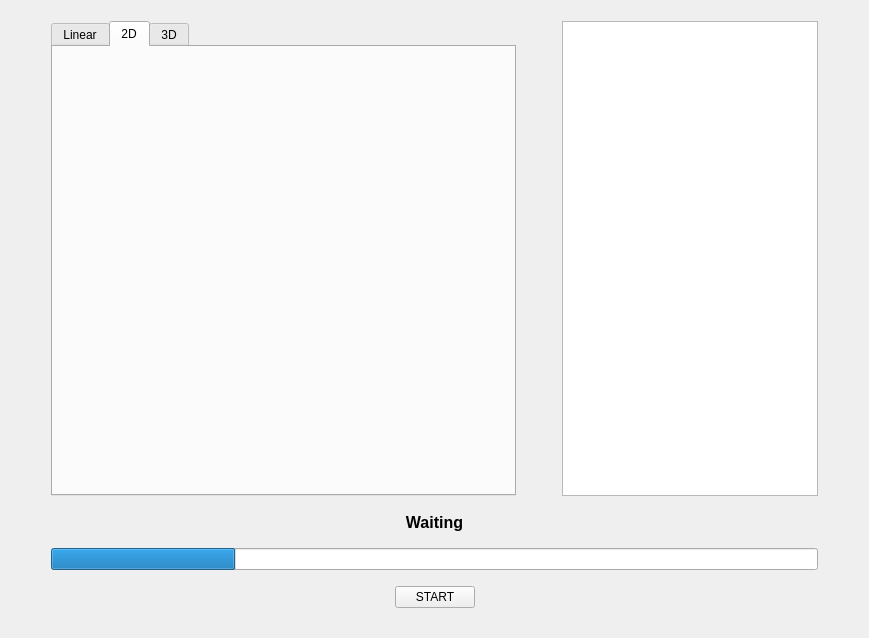
Qt form DiodeTestGUI/mainwindow.ui (vanbear/DiodeTestApplication) before a commit.
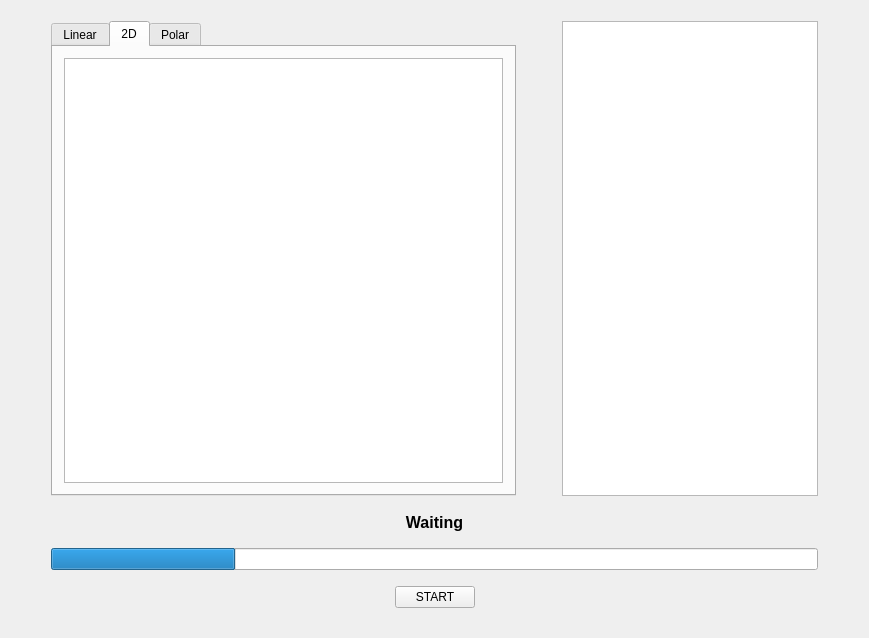
The same form after that commit. The open tabs and pages were chosen to show the change.

Commit message: 2D plot

Diff of the .ui file:
```diff
--- a/DiodeTestGUI/mainwindow.ui
+++ b/DiodeTestGUI/mainwindow.ui
@@ -89,10 +89,15 @@
          <attribute name="title">
           <string>2D</string>
          </attribute>
+         <layout class="QHBoxLayout" name="horizontalLayout_6">
+          <item>
+           <widget class="QGraphicsView" name="squarePlotView"/>
+          </item>
+         </layout>
         </widget>
         <widget class="QWidget" name="tab3DPlot">
          <attribute name="title">
-          <string>3D</string>
+          <string>Polar</string>
          </attribute>
         </widget>
        </widget>
```
Left out of the diff: 9 changed lines with no effect on the pictures. The commit also changes 3 other files.
